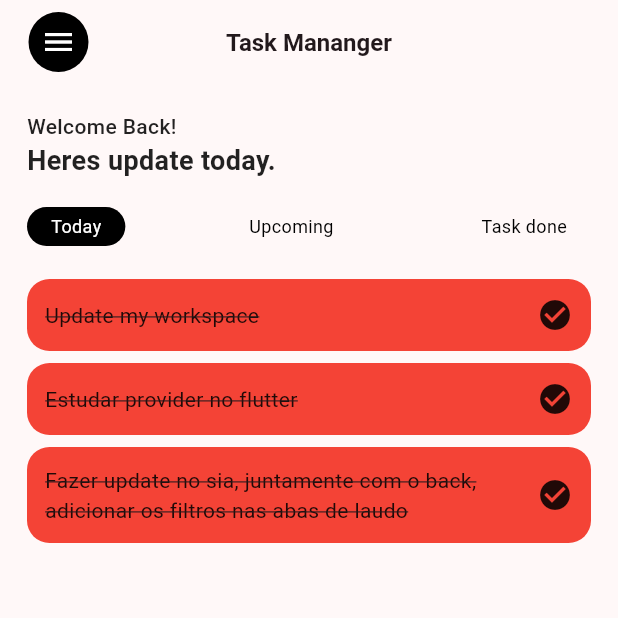
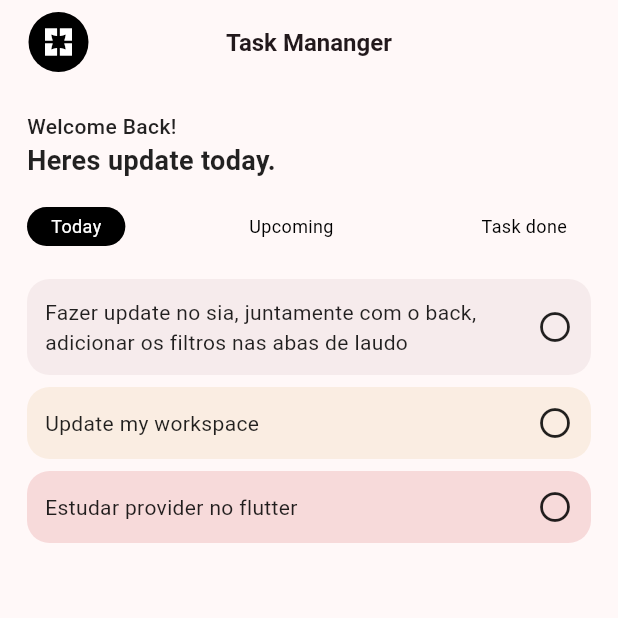
Before and after one commit to RafaelFiorotto/Task_App, a Flutter app: the screen it shows after launch, on a phone screen of 412 x 824 dp, the top half of it. Run offline on Flutter 3.47's test engine with Material 2 defaults, Android fonts, the phone set to English and light mode, and no system bars; our stand-ins replace google_fonts.

Commit message:
added list data

```diff
--- a/lib/pages/home/components/home_body.dart
+++ b/lib/pages/home/components/home_body.dart
@@ -20,20 +20,23 @@ class _HomeBodyState extends State<HomeBody> {
   var taskList = [
     {
       'id': 1,
-      'title': 'Update my workspace',
-      'color': Colors.lime,
+      'title':
+          'Fazer update no sia, juntamente com o back, adicionar os filtros nas abas de laudo',
+      'color': 0xFF00BCD4,
+      'checked': false,
     },
     {
       'id': 2,
-      'title': 'Estudar provider no flutter',
-      'color': Colors.amber,
+      'title': 'Update my workspace',
+      'color': 0xFFCDDC39,
+      'checked': false,
     },
     {
       'id': 3,
-      'title':
-          'Fazer update no sia, juntamente com o back, adicionar os filtros nas abas de laudo',
-      'color': 0xFF00BCD4,
-    }
+      'title': 'Estudar provider no flutter',
+      'color': 0xFFFFC107,
+      'checked': true,
+    },
   ];
 
   @override
@@ -207,8 +210,8 @@ class _HomeBodyState extends State<HomeBody> {
                     return TaskContainerWidget(
                       key: ValueKey(item['id']),
                       title: item['title'].toString(),
-                      containerChecked: true,
-                      color: Colors.red,
+                      containerChecked: false,
+                      color: Color(item['color'].hashCode),
                     );
                   },
                 ),
--- a/lib/pages/home/home_page.dart
+++ b/lib/pages/home/home_page.dart
@@ -34,7 +34,7 @@ class _HomeScreenState extends State<HomeScreen> {
                 splashColor: Colors.transparent,
                 onPressed: () {},
                 icon: const Icon(
-                  Icons.menu_outlined,
+                  Icons.pages_sharp,
                   color: Colors.white,
                 )),
           ),
```
